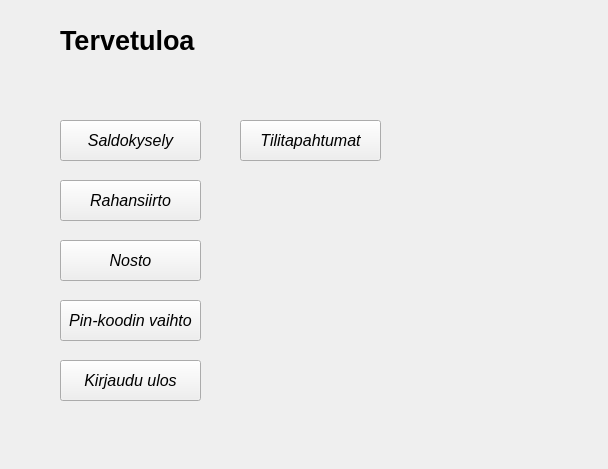
First picture: the form in bankautomat/valikko.ui, repository tvt21kmo-bank-project/group_1, before the edit.
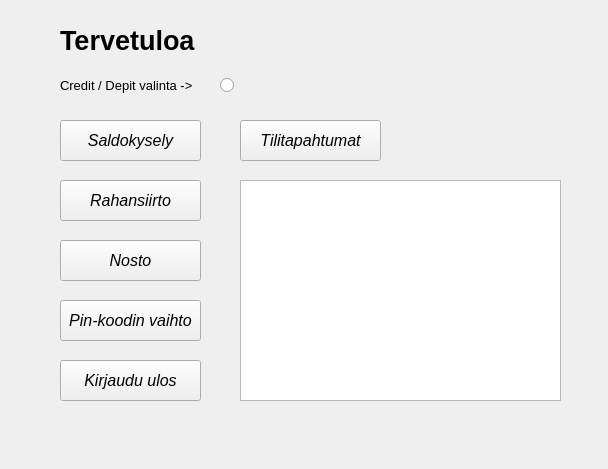
Second picture: the form after the edit.

Diff of the .ui file:
```diff
--- a/bankautomat/valikko.ui
+++ b/bankautomat/valikko.ui
@@ -167,6 +167,77 @@
     <string>Tilitapahtumat</string>
    </property>
   </widget>
+  <widget class="QTextBrowser" name="txtAsiakas">
+   <property name="geometry">
+    <rect>
+     <x>240</x>
+     <y>180</y>
+     <width>321</width>
+     <height>221</height>
+    </rect>
+   </property>
+   <property name="font">
+    <font>
+     <pointsize>14</pointsize>
+     <weight>75</weight>
+     <bold>true</bold>
+    </font>
+   </property>
+  </widget>
+  <widget class="QLabel" name="labelkertoja">
+   <property name="geometry">
+    <rect>
+     <x>60</x>
+     <y>70</y>
+     <width>141</width>
+     <height>31</height>
+    </rect>
+   </property>
+   <property name="font">
+    <font>
+     <pointsize>10</pointsize>
+    </font>
+   </property>
+   <property name="text">
+    <string>Credit / Depit valinta -&gt;</string>
+   </property>
+  </widget>
+  <widget class="QRadioButton" name="Credit_Debit_Switch">
+   <property name="geometry">
+    <rect>
+     <x>220</x>
+     <y>70</y>
+     <width>16</width>
+     <height>31</height>
+    </rect>
+   </property>
+   <property name="font">
+    <font>
+     <pointsize>12</pointsize>
+    </font>
+   </property>
+   <property name="text">
+    <string/>
+   </property>
+  </widget>
+  <widget class="QLabel" name="label_Credit_Debit">
+   <property name="geometry">
+    <rect>
+     <x>260</x>
+     <y>70</y>
+     <width>161</width>
+     <height>31</height>
+    </rect>
+   </property>
+   <property name="font">
+    <font>
+     <pointsize>12</pointsize>
+    </font>
+   </property>
+   <property name="text">
+    <string/>
+   </property>
+  </widget>
  </widget>
  <resources/>
  <connections/>
```
